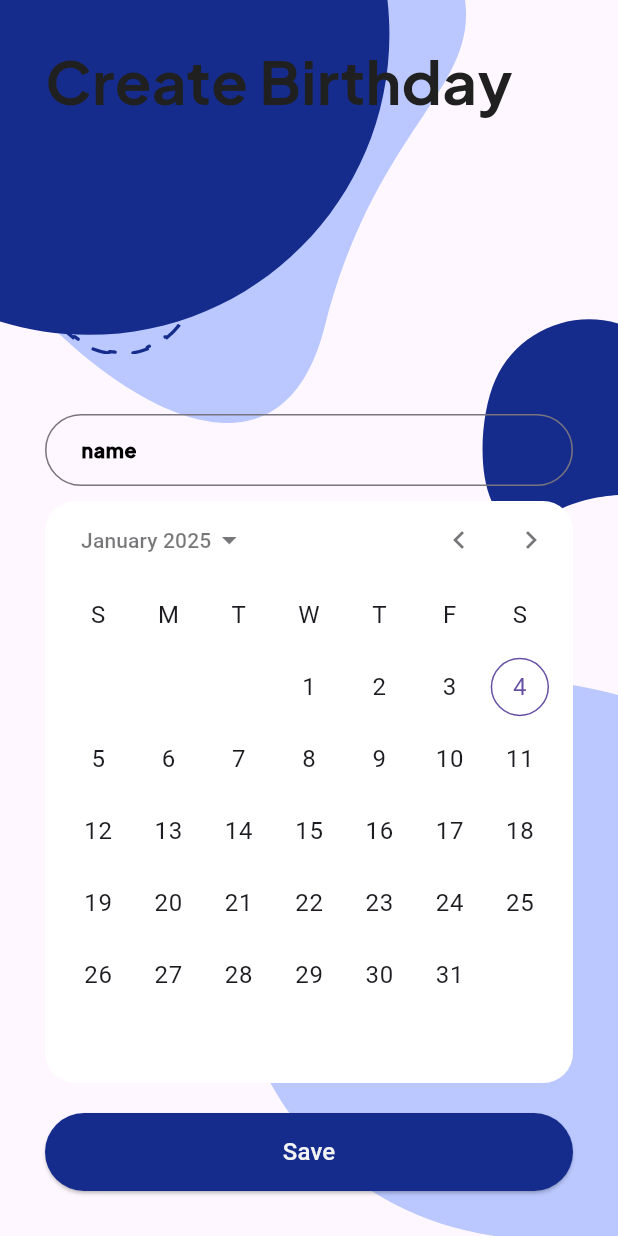
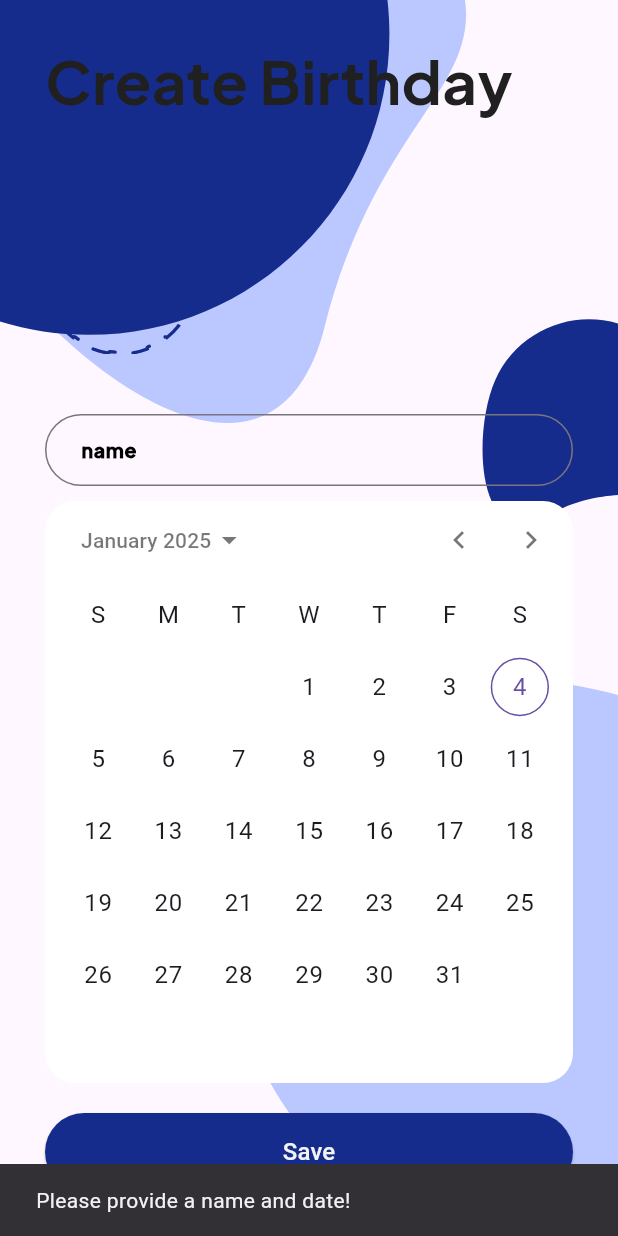
Before and after one commit to MuhammadHarisSiddiqui620/Birthday-Calendar, a Flutter app: the CreateBirthdayScreen widget shown alone on an empty page, opened directly, scrolled down 123 dp, after a tap on "Save", on a phone screen of 412 x 824 dp. Run offline on Flutter 3.47's test engine with Material 3 defaults, Android fonts, the phone set to English and light mode, and no system bars; drawn by our look-alikes of calendar_date_picker2; our stand-ins replace flutter_svg, hive, hive_flutter, image_picker; accounts and stored records are empty.

Commit message:
birthday_calendor[5]
Changes
- More Hive DB Configurations

Issues
- None

```diff
--- a/lib/Models/birthday_model.dart
+++ b/lib/Models/birthday_model.dart
@@ -14,19 +14,15 @@ class BirthdayModel extends HiveObject {
   String date;
 
   @HiveField(3)
-  String alarmDay;
+  List<String> giftList;
 
   @HiveField(4)
-  List<String> giftList;
-
-  @HiveField(5)
   String image;
 
   BirthdayModel({
     required this.DeviceName,
     required this.birthdayName,
     required this.date,
-    required this.alarmDay,
     required this.giftList,
     required this.image,
   });
--- a/lib/Screens/CreateBirthdayScreen.dart
+++ b/lib/Screens/CreateBirthdayScreen.dart
@@ -20,6 +20,8 @@ class CreateBirthdayScreen extends StatefulWidget {
 class _CreateBirthdayScreenState extends State<CreateBirthdayScreen> {
   final ImagePicker _picker = ImagePicker();
   File? _imageFile;
+  final hiveBox = Hive.box<BirthdayModel>('birthday-db');
+  late File savedImage;
 
   Future<void> _pickImage() async {
     try {
@@ -32,15 +34,11 @@ class _CreateBirthdayScreenState extends State<CreateBirthdayScreen> {
 
         // Save the image to Hive
         final appDir = await getApplicationDocumentsDirectory();
-        final hiveBox = Hive.box('birthday-db');
 
         // Save the file to app's directory
         final imagePath =
             '${appDir.path}/${DateTime.now().toIso8601String()}.png';
-        final savedImage = await _imageFile!.copy(imagePath);
-
-        // Save the path to Hive
-        await hiveBox.put('image', savedImage.path);
+        savedImage = await _imageFile!.copy(imagePath);
 
         ScaffoldMessenger.of(context).showSnackBar(
           SnackBar(content: Text('Image saved successfully!')),
@@ -84,11 +82,19 @@ class _CreateBirthdayScreenState extends State<CreateBirthdayScreen> {
                 SizedBox(height: 54),
                 GestureDetector(
                   onTap: _pickImage,
-                  child: SvgPicture.asset(
-                    iconAsset,
-                    width: 100,
-                    height: 100,
-                  ),
+                  child: _imageFile == null
+                      ? SvgPicture.asset(
+                          iconAsset,
+                          width: 100,
+                          height: 100,
+                        )
+                      : Image.file(
+                          _imageFile!,
+                          width: 100,
+                          height: 100,
+                          fit:
+                              BoxFit.cover, // Optional: Adjust the image to fit
+                        ),
                 ),
                 SizedBox(height: 40),
                 TextField(
@@ -130,13 +136,39 @@ class _CreateBirthdayScreenState extends State<CreateBirthdayScreen> {
                   style: primaryButton,
                   onPressed: () async {
                     final name = nameController.text.trim();
-                    if (name.isNotEmpty) {
-                      final box = Hive.box<BirthdayModel>('birthday-db');
+                    final selectedDate = value.isNotEmpty ? value.first : null;
+
+                    if (name.isNotEmpty && selectedDate != null) {
+                      // Create a new BirthdayModel instance
+                      final newBirthday = BirthdayModel(
+                        DeviceName: "",
+                        birthdayName: name,
+                        date: selectedDate.toString(),
+                        giftList: [], // Add gift list if applicable
+                        image: savedImage.path,
+                      );
+
+                      // Save to Hive
+                      await hiveBox.add(newBirthday);
+
+                      // Navigate to the next screen
                       Navigator.pushReplacement(
                         context,
                         MaterialPageRoute(
                           builder: (context) => const PostcardScreen(),
                         ),
+                      );
+                      for (var i = 0; i < hiveBox.length; i++) {
+                        var birthdayModel = hiveBox.getAt(i);
+                        print("values: ${birthdayModel?.birthdayName}, "
+                            "${birthdayModel?.image}, "
+                            "${birthdayModel?.date}");
+                      }
+                    } else {
+                      // Show error if name or date is missing
+                      ScaffoldMessenger.of(context).showSnackBar(
+                        SnackBar(
+                            content: Text('Please provide a name and date!')),
                       );
                     }
                   },
--- a/lib/Screens/MainScreen.dart
+++ b/lib/Screens/MainScreen.dart
@@ -2,7 +2,8 @@ import 'package:birthday_calendor/Components/CustomDateTimeline.dart';
 import 'package:flutter/material.dart';
 
 class MainScreen extends StatefulWidget {
-  const MainScreen({super.key});
+  final String deviceName;
+  const MainScreen({super.key, required this.deviceName});
 
   @override
   State<MainScreen> createState() => _MainScreenState();
@@ -23,7 +24,7 @@ class _MainScreenState extends State<MainScreen> {
           crossAxisAlignment: CrossAxisAlignment.start,
           children: [
             Text(
-              "Hi, Username!",
+              "Hi, ${widget.deviceName}!",
               style: TextStyle(
                   fontSize: 32,
                   color: Color(0xFF141522),
--- a/lib/Screens/Username.dart
+++ b/lib/Screens/Username.dart
@@ -70,7 +70,6 @@ class Username extends StatelessWidget {
                           birthdayName:
                               '', // Add default or user-provided values
                           date: '', // Add default or user-provided values
-                          alarmDay: '', // Add default or user-provided values
                           giftList: [], // Add default or user-provided values
                           image: '', // Add default or user-provided values
                         );
```
Also changed, not shown: lib/Screens/BaseScreen.dart (+20 -12 lines), lib/Models/birthday_model.g.dart.
